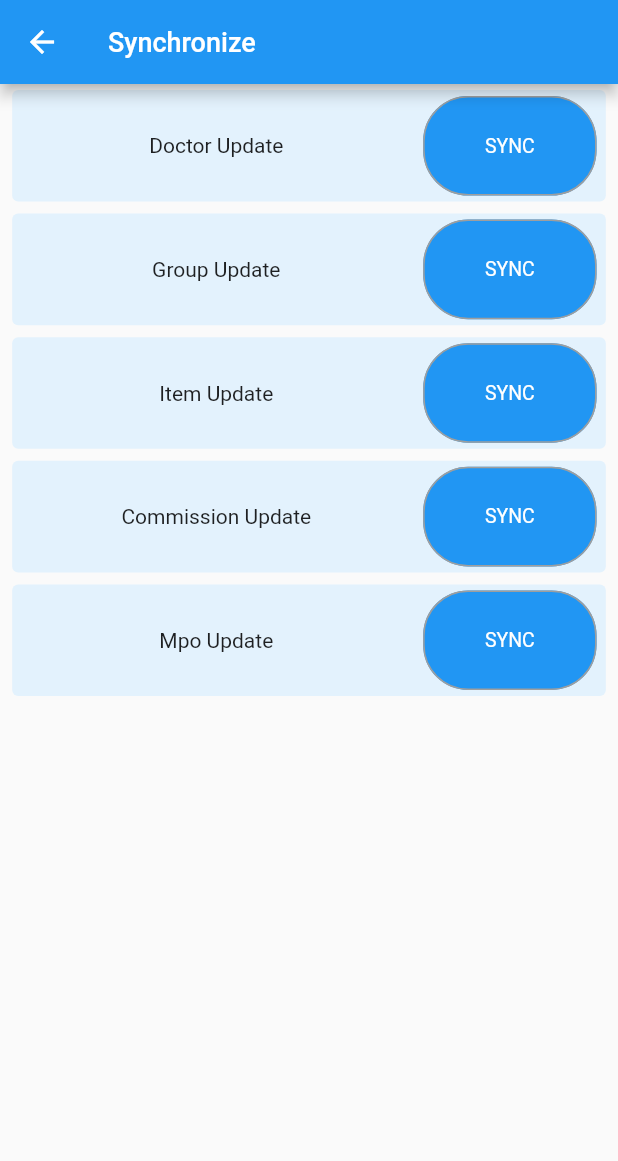
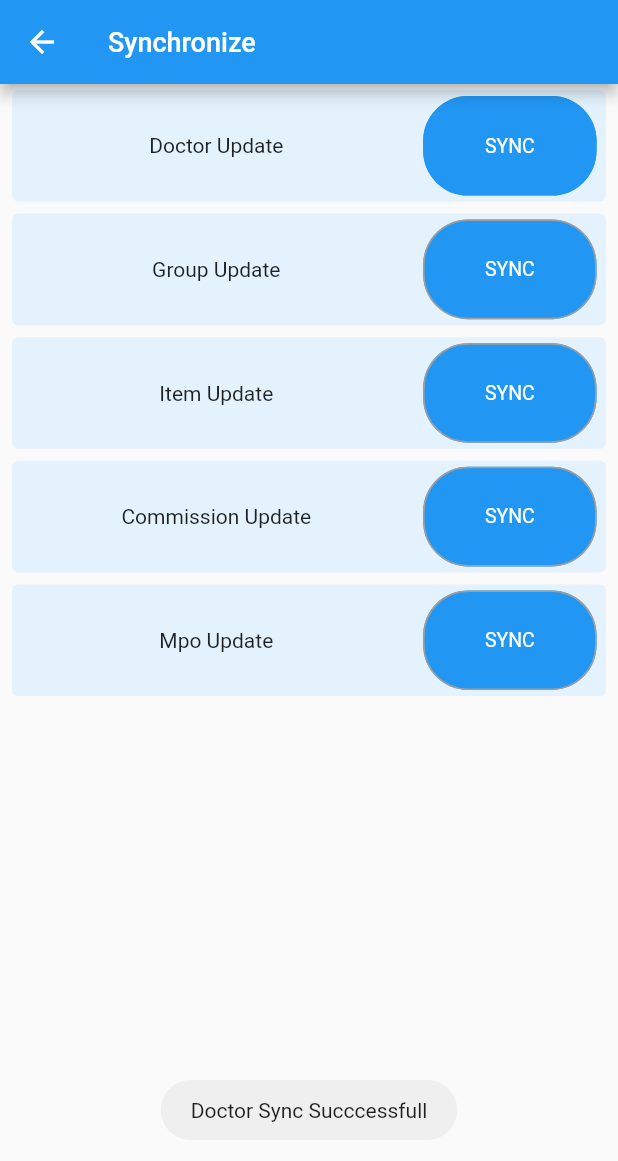
Before and after one commit to zakaria90024/deeplaid_apps_models, a Flutter app: the Sync screen opened directly, after a tap on "SYNC", on a phone screen of 412 x 824 dp. Shown: the top 1161 px of the screen. Run offline on Flutter 3.47's test engine with Material 2 defaults, Android fonts, the phone set to English and light mode, and no system bars; our stand-ins replace fluttertoast, sqflite; accounts and stored records are empty; network calls fail.

Commit message:
day2 - 19-Feb-2023, 20Feb- Otp, Post Request, 22-DashBoard Design full end.
26-Feb-2023 - Sync Page added. Doctor database Created. stored sql data sqflite.

```diff
--- a/lib/model/doctor_model.dart
+++ b/lib/model/doctor_model.dart
@@ -15,6 +15,8 @@ class DoctorModel {
 
     );
   }
+
+  set id(int? id) {}
 
   Map<String, dynamic> toMap() {
     var map = <String, dynamic>{
--- a/lib/sqlitehelper_deeplaid_apps/sqlitehelper.dart
+++ b/lib/sqlitehelper_deeplaid_apps/sqlitehelper.dart
@@ -7,8 +7,6 @@ import 'package:path_provider/path_provider.dart';
 
 class DBHelper {
   static Database? _db;
-  //static const String ID = 'id';
-  //static const String NAME = 'name';
   static const String DB_NAME = 'deeplaiddb';
   static const String TABLE_DOCTOR_LIST = 'DOCTOR';
 
@@ -33,7 +31,7 @@ class DBHelper {
   initDb() async {
     io.Directory documentsDirectory = await getApplicationDocumentsDirectory();
     String path = join(documentsDirectory.path, DB_NAME);
-    var db = await openDatabase(path, version: 1, onCreate: _onCreate);
+    var db = await openDatabase(path, version:1, onCreate: _onCreate);
     return db;
   }
 
@@ -50,18 +48,18 @@ class DBHelper {
 
   Future<DoctorModel> save(DoctorModel doctors) async {
     var dbClient = await db;
-    //doctors.id = await dbClient?.insert(TABLE_DOCTOR_LIST, doctors.toMap());
+    doctors.id = await dbClient?.insert(TABLE_DOCTOR_LIST, doctors.toMap());
     doctors.mpo = (await dbClient?.insert(TABLE_DOCTOR_LIST, doctors.toMap())) as String?;
     doctors.strCustomerName = (await dbClient?.insert(TABLE_DOCTOR_LIST, doctors.toMap())) as String?;
     doctors.strPhone = (await dbClient?.insert(TABLE_DOCTOR_LIST, doctors.toMap())) as String?;
     doctors.straddress = (await dbClient?.insert(TABLE_DOCTOR_LIST, doctors.toMap())) as String?;
     return doctors;
     /*
-    await dbClient.transaction((txn) async {
-      var query = "INSERT INTO $TABLE ($NAME) VALUES ('" + employee.name + "')";
-      return await txn.rawInsert(query);
-    });
-    */
+    // await dbClient?.transaction((txn) async {
+    //   var query = "INSERT INTO $TABLE_DOCTOR_LIST ($MPO, $DOCTORNAME, $DOCTORADDRESS, $DOCTORPHONE) VALUES ('" + doctors.mpo + "')";
+    //   return await txn.rawInsert(query);
+    // });*/
+
   }
 
 
--- a/lib/sync_deeplaid_apps/sync.dart
+++ b/lib/sync_deeplaid_apps/sync.dart
@@ -1,7 +1,11 @@
 import 'package:flutter/cupertino.dart';
 import 'package:flutter/material.dart';
+import 'package:fluttertoast/fluttertoast.dart';
 
+import '../model/doctor_model.dart';
+import '../service/Services.dart';
 import '../sqlite_crud.dart';
+import '../sqlitehelper_deeplaid_apps/sqlitehelper.dart';
 
 class Sync extends StatefulWidget {
   const Sync({Key? key}) : super(key: key);
@@ -11,6 +15,19 @@ class Sync extends StatefulWidget {
 }
 
 class _SyncState extends State<Sync> {
+  final TextEditingController _numberController = TextEditingController();
+  late String userID = "85";
+  late List<DoctorModel> _employees;
+  var dbHelper;
+
+  @override
+  void initState() {
+    _employees = [];
+    dbHelper = DBHelper();
+    super.initState();
+  }
+
+
   @override
   Widget build(BuildContext context) {
     //
@@ -74,7 +91,7 @@ class _SyncState extends State<Sync> {
                               child: Center(
                                 child: GestureDetector(
                                   onTap: (){
-                                    Navigator.push((context), MaterialPageRoute(builder: (context)=>DBTestPage(title: 'title',)));
+
                                   },
                                   child:Text(
                                     "Doctor Update",
@@ -90,11 +107,47 @@ class _SyncState extends State<Sync> {
                                 child: GestureDetector(
                                   onTap: () {
 
+
+                                    //insert into Doctor table
+                                    Services.getDoctor().then((doctors) {
+                                      setState(() {
+                                        _employees = doctors;
+
+                                        for (int i = 0; i < _employees.length; i++) {
+                                          if (_employees.length == 0) {
+                                            if (i == 0) {
+                                              DoctorModel e = DoctorModel(
+                                                  mpo: userID,
+                                                  strCustomerName: "New Doctor",
+                                                  straddress: _employees[i].straddress,
+                                                  strPhone: _employees[i].strPhone);
+                                              dbHelper.save(e);
+                                            }
+                                          }
+
+                                          DoctorModel e = DoctorModel(
+                                              mpo: userID,
+                                              strCustomerName: _employees[i].strCustomerName,
+                                              straddress: _employees[i].straddress,
+                                              strPhone: _employees[i].strPhone);
+                                          dbHelper.save(e);
+                                        }
+                                      });
+
+                                      // DoctorModel e = DoctorModel("ds", "sdf", "sdfsd", name);
+                                      // dbHelper.save(e);
+
+                                      print("Length: ${_employees[0].strCustomerName}");
+                                    });
+
+                                    //Navigator.push((context), MaterialPageRoute(builder: (context)=>DBTestPage(title: 'title',)));
+                                    Fluttertoast.showToast(msg: "Doctor Sync Succcessfull");
+
                                   },
                                   child: Card(
                                     shape: RoundedRectangleBorder(
                                       side: BorderSide(
-                                        color: Colors.grey,
+                                        color: Colors.blue,
                                         width: 1,
                                       ),
                                       borderRadius: BorderRadius.circular(30),
```
Also changed, not shown: lib/otp_deeplaid_apps/otp.dart (+19 -48 lines).
